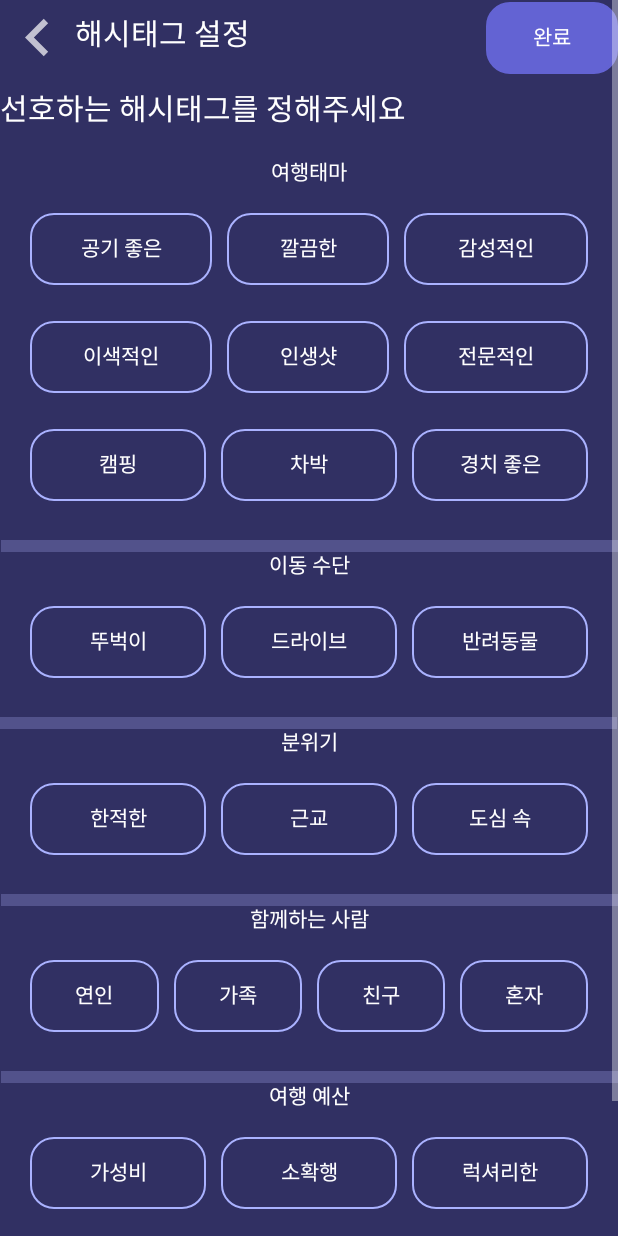
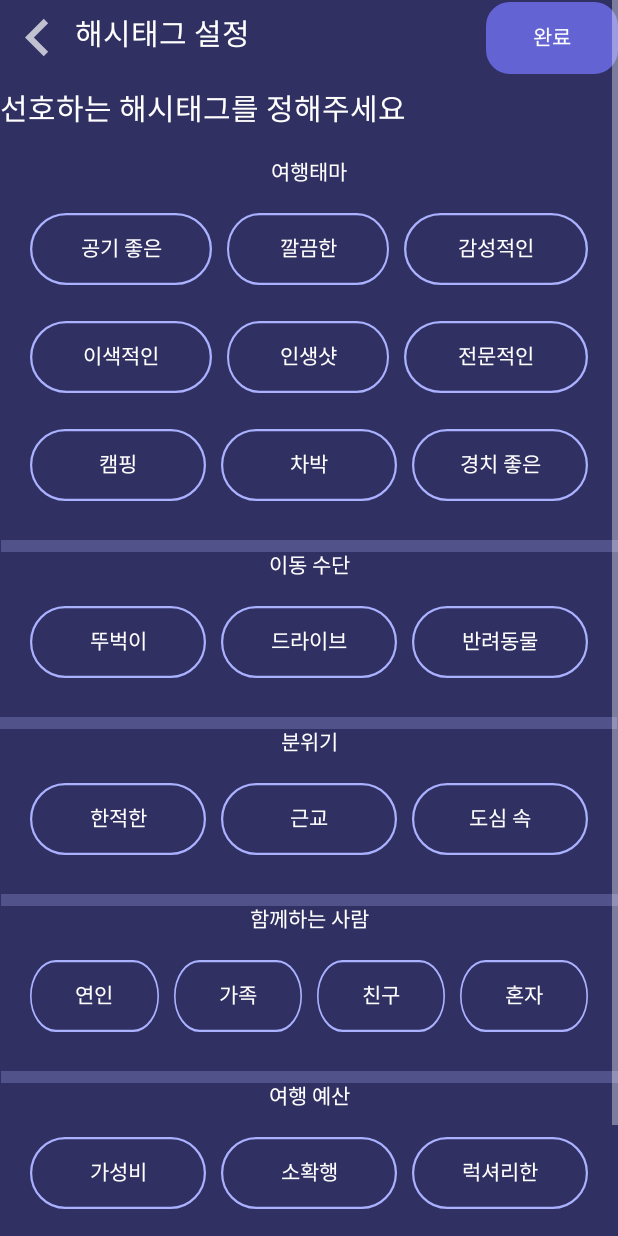
Before and after one commit to 21TourApiProject/AndroidApp, an Android app: the AddHashTagActivity screen opened directly, with no data from a screen before it, on a phone screen of 412 x 824 dp. Run offline under Robolectric (Android 15) with nearby library versions, the phone set to English and light mode, and no system bars.

Commit message:
오류 수정 commit

```diff
--- a/app/src/main/java/com/starrynight/tourapiproject/observationPage/ObservationsiteActivity.java
+++ b/app/src/main/java/com/starrynight/tourapiproject/observationPage/ObservationsiteActivity.java
@@ -478,7 +478,6 @@ public class ObservationsiteActivity extends AppCompatActivity {
             public void onClick(View v) {
                 Intent intent1 = new Intent(getApplicationContext(), PostWriteActivity.class);
                 startActivity(intent1);
-                finish();
             }
         });
 
--- a/app/src/main/java/com/starrynight/tourapiproject/postWritePage/AddHashTagActivity.java
+++ b/app/src/main/java/com/starrynight/tourapiproject/postWritePage/AddHashTagActivity.java
@@ -108,7 +108,7 @@ public class AddHashTagActivity extends AppCompatActivity {
 
         if(button.getTag() == "isClicked"){
             button.setTag("");
-            button.setBackground(ContextCompat.getDrawable(this, R.drawable.hashtags_empty));
+            button.setBackground(ContextCompat.getDrawable(this, R.drawable.selectmyhashtag_hashtag));
 
             String viewId = view.getResources().getResourceEntryName(view.getId());
             int id = Integer.parseInt(viewId.substring(2));
@@ -116,7 +116,7 @@ public class AddHashTagActivity extends AppCompatActivity {
         }
         else{
             button.setTag("isClicked");
-            button.setBackground(ContextCompat.getDrawable(this, R.drawable.hashtag_background));
+            button.setBackground(ContextCompat.getDrawable(this, R.drawable.selectmyhashtag_hashtag_non));
 
             String viewId = view.getResources().getResourceEntryName(view.getId());
             int id = Integer.parseInt(viewId.substring(2));
--- a/app/src/main/res/layout/activity_add_hash_tag.xml
+++ b/app/src/main/res/layout/activity_add_hash_tag.xml
@@ -83,7 +83,7 @@
                             android:layout_height="wrap_content"
                             android:layout_marginRight="10dp"
                             android:layout_weight="5"
-                            android:background="@drawable/hashtags_empty"
+                            android:background="@drawable/selectmyhashtag_hashtag_non"
                             android:onClick="ClickEvent"
                             android:text="공기 좋은" />
 
@@ -93,7 +93,7 @@
                             android:layout_height="wrap_content"
                             android:layout_marginRight="10dp"
                             android:layout_weight="3"
-                            android:background="@drawable/hashtags_empty"
+                            android:background="@drawable/selectmyhashtag_hashtag_non"
                             android:onClick="ClickEvent"
                             android:text="깔끔한" />
 
@@ -102,7 +102,7 @@
                             android:layout_width="wrap_content"
                             android:layout_height="wrap_content"
                             android:layout_weight="5"
-                            android:background="@drawable/hashtags_empty"
+                            android:background="@drawable/selectmyhashtag_hashtag_non"
                             android:onClick="ClickEvent"
                             android:text="감성적인" />
                     </LinearLayout>
@@ -121,7 +121,7 @@
                             android:layout_height="wrap_content"
                             android:layout_marginRight="10dp"
                             android:layout_weight="5"
-                            android:background="@drawable/hashtags_empty"
+                            android:background="@drawable/selectmyhashtag_hashtag_non"
                             android:onClick="ClickEvent"
                             android:text="이색적인" />
 
@@ -131,7 +131,7 @@
                             android:layout_height="wrap_content"
                             android:layout_marginRight="10dp"
                             android:layout_weight="3"
-                            android:background="@drawable/hashtags_empty"
+                            android:background="@drawable/selectmyhashtag_hashtag_non"
                             android:onClick="ClickEvent"
                             android:text="인생샷" />
 
@@ -140,7 +140,7 @@
                             android:layout_width="wrap_content"
                             android:layout_height="wrap_content"
                             android:layout_weight="5"
-                            android:background="@drawable/hashtags_empty"
+                            android:background="@drawable/selectmyhashtag_hashtag_non"
                             android:onClick="ClickEvent"
                             android:text="전문적인" />
                     </LinearLayout>
@@ -159,7 +159,7 @@
                             android:layout_height="wrap_content"
                             android:layout_marginRight="10dp"
                             android:layout_weight="1"
-                            android:background="@drawable/hashtags_empty"
+                            android:background="@drawable/selectmyhashtag_hashtag_non"
                             android:onClick="ClickEvent"
                             android:text="캠핑" />
 
@@ -169,7 +169,7 @@
                             android:layout_height="wrap_content"
                             android:layout_marginEnd="10dp"
                             android:layout_weight="1"
-                            android:background="@drawable/hashtags_empty"
+                            android:background="@drawable/selectmyhashtag_hashtag_non"
                             android:onClick="ClickEvent"
                             android:text="차박" />
                         <Button
@@ -177,7 +177,7 @@
                             android:layout_width="wrap_content"
                             android:layout_height="wrap_content"
                             android:layout_weight="1"
-                            android:background="@drawable/hashtags_empty"
+                            android:background="@drawable/selectmyhashtag_hashtag_non"
                             android:onClick="ClickEvent"
                             android:text="경치 좋은" />
 
@@ -217,7 +217,7 @@
                             android:layout_height="wrap_content"
                             android:layout_marginRight="10dp"
                             android:layout_weight="1"
-                            android:background="@drawable/hashtags_empty"
+                            android:background="@drawable/selectmyhashtag_hashtag_non"
                             android:onClick="ClickEvent"
                             android:text="뚜벅이" />
 
@@ -227,7 +227,7 @@
                             android:layout_height="wrap_content"
                             android:layout_marginRight="10dp"
                             android:layout_weight="1"
-                            android:background="@drawable/hashtags_empty"
+                            android:background="@drawable/selectmyhashtag_hashtag_non"
                             android:onClick="ClickEvent"
                             android:text="드라이브" />
 
@@ -236,7 +236,7 @@
                             android:layout_width="wrap_content"
                             android:layout_height="wrap_content"
                             android:layout_weight="1"
-                            android:background="@drawable/hashtags_empty"
+                            android:background="@drawable/selectmyhashtag_hashtag_non"
                             android:onClick="ClickEvent"
                             android:text="반려동물" />
                     </LinearLayout>
@@ -275,7 +275,7 @@
                             android:layout_height="wrap_content"
                             android:layout_marginRight="10dp"
                             android:layout_weight="1"
-                            android:background="@drawable/hashtags_empty"
+                            android:background="@drawable/selectmyhashtag_hashtag_non"
                             android:onClick="ClickEvent"
                             android:text="한적한" />
 
@@ -285,7 +285,7 @@
                             android:layout_height="wrap_content"
                             android:layout_marginRight="10dp"
                             android:layout_weight="1"
-                            android:background="@drawable/hashtags_empty"
+                            android:background="@drawable/selectmyhashtag_hashtag_non"
                             android:onClick="ClickEvent"
                             android:text="근교" />
 
@@ -294,7 +294,7 @@
                             android:layout_width="wrap_content"
                             android:layout_height="wrap_content"
                             android:layout_weight="1"
-                            android:background="@drawable/hashtags_empty"
+                            android:background="@drawable/selectmyhashtag_hashtag_non"
                             android:onClick="ClickEvent"
                             android:text="도심 속" />
 
@@ -332,7 +332,7 @@
                             android:layout_height="wrap_content"
                             android:layout_marginRight="10dp"
                             android:layout_weight="1"
-                            android:background="@drawable/hashtags_empty"
+                            android:background="@drawable/selectmyhashtag_hashtag_non"
                             android:onClick="ClickEvent"
                             android:text="연인" />
 
@@ -342,7 +342,7 @@
                             android:layout_height="wrap_content"
                             android:layout_marginRight="10dp"
                             android:layout_weight="1"
-                            android:background="@drawable/hashtags_empty"
+                            android:background="@drawable/selectmyhashtag_hashtag_non"
                             android:onClick="ClickEvent"
                             android:text="가족" />
 
@@ -352,7 +352,7 @@
                             android:layout_height="wrap_content"
                             android:layout_weight="1"
                             android:layout_marginRight="10dp"
-                            android:background="@drawable/hashtags_empty"
+                            android:background="@drawable/selectmyhashtag_hashtag_non"
                             android:onClick="ClickEvent"
                             android:text="친구" />
 
@@ -361,7 +361,7 @@
                             android:layout_width="wrap_content"
                             android:layout_height="wrap_content"
                             android:layout_weight="1"
-                            android:background="@drawable/hashtags_empty"
+                            android:background="@drawable/selectmyhashtag_hashtag_non"
                             android:onClick="ClickEvent"
                             android:text="혼자" />
                     </LinearLayout>
@@ -398,7 +398,7 @@
                             android:layout_height="wrap_content"
                             android:layout_marginRight="10dp"
                             android:layout_weight="1"
-                            android:background="@drawable/hashtags_empty"
+                            android:background="@drawable/selectmyhashtag_hashtag_non"
                             android:onClick="ClickEvent"
                             android:text="가성비" />
 
@@ -408,7 +408,7 @@
                             android:layout_height="wrap_content"
                             android:layout_marginRight="10dp"
                             android:layout_weight="1"
-                            android:background="@drawable/hashtags_empty"
+                            android:background="@drawable/selectmyhashtag_hashtag_non"
                             android:onClick="ClickEvent"
                             android:text="소확행" />
 
@@ -417,7 +417,7 @@
                             android:layout_width="wrap_content"
                             android:layout_height="wrap_content"
                             android:layout_weight="1"
-                            android:background="@drawable/hashtags_empty"
+                            android:background="@drawable/selectmyhashtag_hashtag_non"
                             android:onClick="ClickEvent"
                             android:text="럭셔리한" />
                     </LinearLayout>
@@ -433,7 +433,7 @@
                 android:textSize="18sp" />
 
             <androidx.constraintlayout.widget.ConstraintLayout
-                android:layout_width="300dp"
+                android:layout_width="363dp"
                 android:layout_height="match_parent"
                 android:layout_gravity="center_horizontal"
                 android:layout_marginTop="20dp">
@@ -441,7 +441,7 @@
                 <LinearLayout
                     android:id="@+id/linearLayout"
                     android:layout_width="match_parent"
-                    android:layout_height="50dp"
+                    android:layout_height="wrap_content"
                     android:background="@drawable/postwrite__search_bar"
                     android:orientation="horizontal"
                     app:layout_constraintStart_toStartOf="parent"
@@ -450,17 +450,17 @@
                     <EditText
                         android:id="@+id/findHashTag"
                         android:layout_width="wrap_content"
-                        android:layout_height="match_parent"
+                        android:layout_height="30dp"
                         android:layout_weight="1"
                         android:ems="13"
                         android:hint="원하는 해시태그 추가하기"
-                        android:inputType="textPersonName" />
+                        android:inputType="textPersonName"
+                        android:textSize="12sp" />
 
                     <Button
                         android:id="@+id/addHashTag"
-                        android:layout_width="wrap_content"
-                        android:layout_height="match_parent"
-                        android:layout_weight="1"
+                        android:layout_width="20dp"
+                        android:layout_height="14dp"
                         android:background="@drawable/postwrite_observationsearch" />
                 </LinearLayout>
 
```
Also changed, not shown: app/src/main/java/com/starrynight/tourapiproject/LoginActivity.java (+0 -17 lines), app/src/main/java/com/starrynight/tourapiproject/MainFragment.java (+0 -10 lines), app/src/main/java/com/starrynight/tourapiproject/postWritePage/PostWriteActivity.java (+6 -3 lines), app/src/main/java/com/starrynight/tourapiproject/signUpPage/SignUpActivity.java (+25 -0 lines), app/src/main/res/layout/activity_post_write.xml (+24 -5 lines), app/src/main/res/layout/activity_search_observing_point.xml (+15 -12 lines), app/src/main/res/layout/fragment_main.xml (+1 -10 lines).
